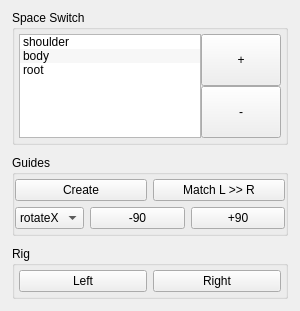
This is tools/ui/arm.ui in a772bNsz/Rigging-Tools as Qt 5 draws it before an edit. The edited form follows.
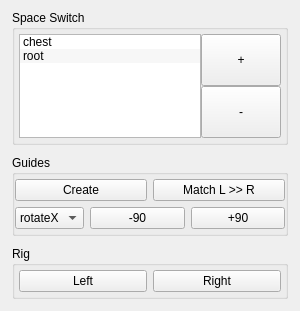
This is the edited form.

Diff of the .ui file:
```diff
--- a/tools/ui/arm.ui
+++ b/tools/ui/arm.ui
@@ -90,12 +90,7 @@
         </property>
         <item>
          <property name="text">
-          <string>shoulder</string>
-         </property>
-        </item>
-        <item>
-         <property name="text">
-          <string>body</string>
+          <string>chest</string>
          </property>
         </item>
         <item>
```
